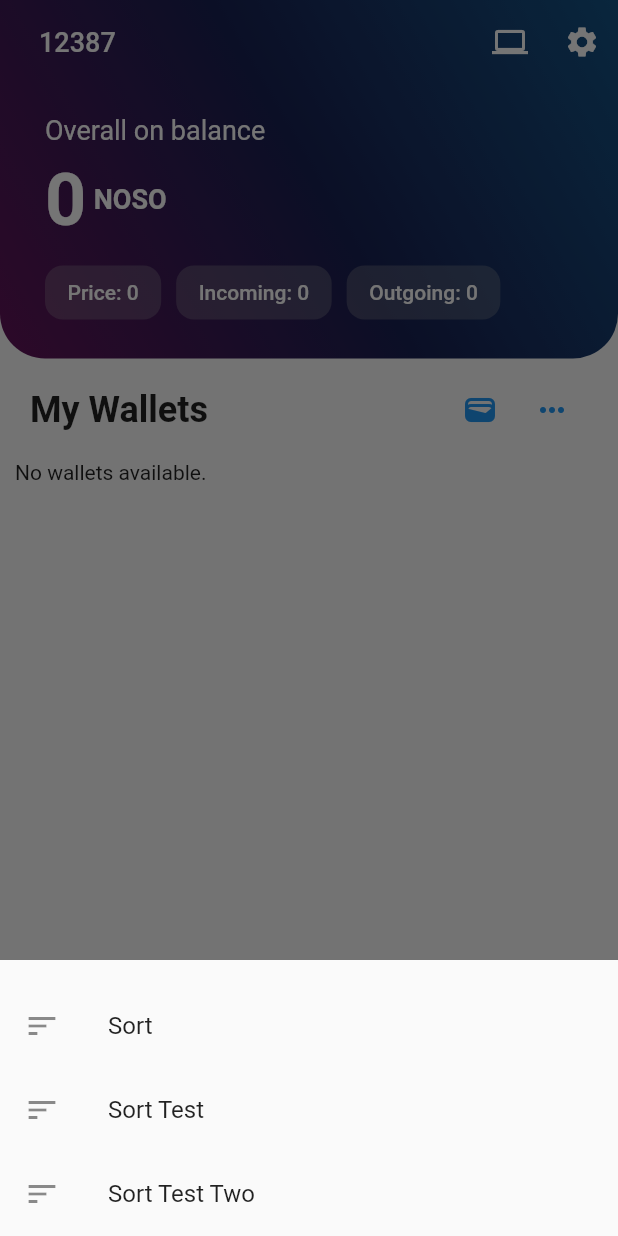
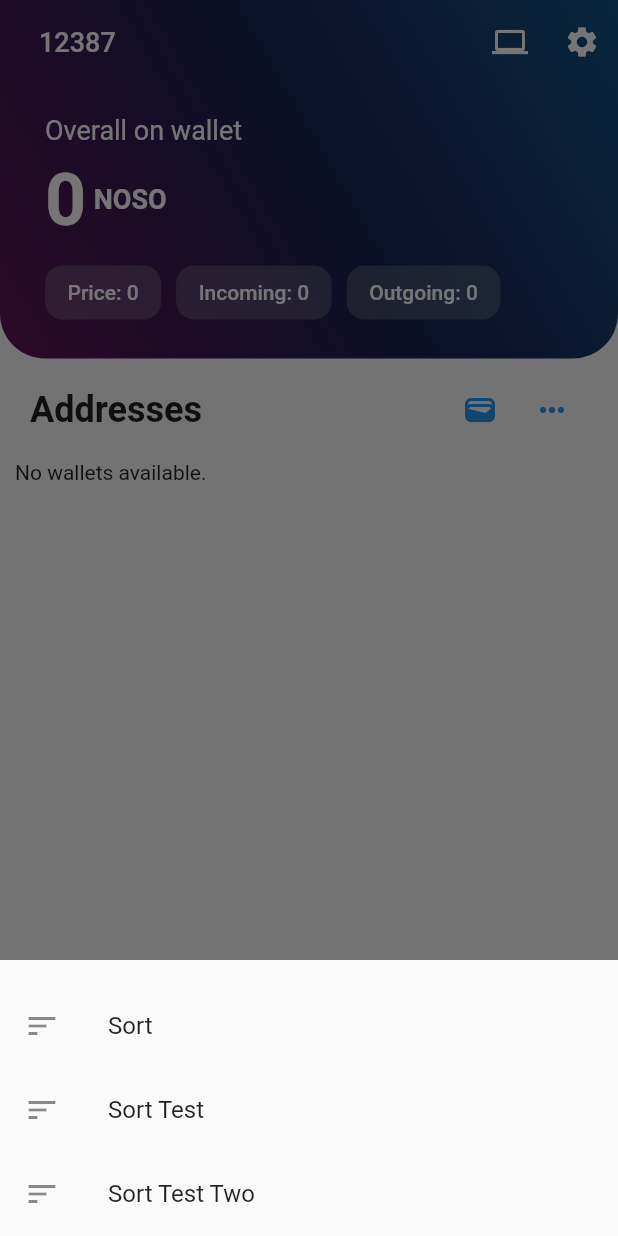
Before and after one commit to pasichDev/nososova, a Flutter app: the screen it shows after launch, after a tap on the "keyboard control" icon, on a phone screen of 412 x 824 dp. Run offline on Flutter 3.47's test engine with Material 2 defaults, Android fonts, the phone set to English and light mode, and no system bars; our stand-ins replace convert, drift, permission_handler, qr_flutter; missing offline and left inert: pointycastle, qr_code_scanner; accounts and stored records are empty; generated files the repository leaves out were written again.

Commit message:
bug fixes / added functionality

```diff
--- a/lib/database/database.dart
+++ b/lib/database/database.dart
@@ -2,28 +2,28 @@ import 'dart:io';
 
 import 'package:drift/drift.dart';
 import 'package:drift/native.dart';
-import 'package:nososova/database/models/wallets.dart';
+import 'package:nososova/database/models/address.dart';
 import 'package:path/path.dart' as p;
 import 'package:path_provider/path_provider.dart';
 
 part 'database.g.dart';
 
-@DriftDatabase(tables: [Wallets])
+@DriftDatabase(tables: [Addresses])
 class MyDatabase extends _$MyDatabase {
   MyDatabase() : super(_openConnection());
 
-  Future<List<Wallet>> getWalletList() async {
-    return await select(wallets).get();
+  Future<List<Address>> getWalletList() async {
+    return await select(addresses).get();
   }
 
-  Future<void> addWallet(Wallet wallet) async {
-    await into(wallets).insert(wallet);
+  Future<void> addWallet(Address addr) async {
+    await into(addresses).insert(addr);
   }
 
-  Future<int> deleteWallet(Wallet wallet) async {
+  Future<int> deleteWallet(Address addr) async {
     return await customUpdate(
       'DELETE FROM wallets WHERE hash = :hash',
-      variables: [Variable.withString(wallet.hash)],
+      variables: [Variable.withString(addr.hash)],
     );
   }
 
--- a/lib/database/models/wallets.dart
+++ b/lib/database/models/address.dart
@@ -1,7 +1,7 @@
 import 'package:drift/drift.dart';
 
-@DataClassName('Wallet')
-class Wallets extends Table {
+@DataClassName('Address')
+class Addresses extends Table {
   TextColumn get publicKey => text().withLength(min: 1, max: 100)();
   TextColumn get privateKey => text().withLength(min: 1, max: 100)();
   TextColumn get hash => text().withLength(min: 1, max: 100)();
--- a/lib/l10n/app_localizations.dart
+++ b/lib/l10n/app_localizations.dart
@@ -96,7 +96,7 @@ abstract class AppLocalizations {
   /// No description provided for @overallOnBalance.
   ///
   /// In en, this message translates to:
-  /// **'Overall on balance'**
+  /// **'Overall on wallet'**
   String get overallOnBalance;
 
   /// No description provided for @price.
@@ -120,7 +120,7 @@ abstract class AppLocalizations {
   /// No description provided for @wallets.
   ///
   /// In en, this message translates to:
-  /// **'Wallets'**
+  /// **'Wallet'**
   String get wallets;
 
   /// No description provided for @payments.
@@ -135,11 +135,11 @@ abstract class AppLocalizations {
   /// **'Node'**
   String get node;
 
-  /// No description provided for @myWallets.
+  /// No description provided for @myAddresses.
   ///
   /// In en, this message translates to:
-  /// **'My Wallets'**
-  String get myWallets;
+  /// **'Addresses'**
+  String get myAddresses;
 
   /// No description provided for @notImplemented.
   ///
@@ -168,7 +168,7 @@ abstract class AppLocalizations {
   /// No description provided for @genNewKeyPair.
   ///
   /// In en, this message translates to:
-  /// **'Generate new pair keys'**
+  /// **'Generate new address'**
   String get genNewKeyPair;
 
   /// No description provided for @scanQrCode.
@@ -194,6 +194,18 @@ abstract class AppLocalizations {
   /// In en, this message translates to:
   /// **'Recent transactions'**
   String get historyPayments;
+
+  /// No description provided for @titleScannerCode.
+  ///
+  /// In en, this message translates to:
+  /// **'Qr Code scanner'**
+  String get titleScannerCode;
+
+  /// No description provided for @descriptionScannerCode.
+  ///
+  /// In en, this message translates to:
+  /// **'Point the viewfinder at your QR Code'**
+  String get descriptionScannerCode;
 }
 
 class _AppLocalizationsDelegate extends LocalizationsDelegate<AppLocalizations> {
--- a/lib/l10n/app_localizations_en.dart
+++ b/lib/l10n/app_localizations_en.dart
@@ -5,7 +5,7 @@ class AppLocalizationsEn extends AppLocalizations {
   AppLocalizationsEn([String locale = 'en']) : super(locale);
 
   @override
-  String get overallOnBalance => 'Overall on balance';
+  String get overallOnBalance => 'Overall on wallet';
 
   @override
   String get price => 'Price';
@@ -17,7 +17,7 @@ class AppLocalizationsEn extends AppLocalizations {
   String get outgoing => 'Outgoing';
 
   @override
-  String get wallets => 'Wallets';
+  String get wallets => 'Wallet';
 
   @override
   String get payments => 'Payments';
@@ -26,7 +26,7 @@ class AppLocalizationsEn extends AppLocalizations {
   String get node => 'Node';
 
   @override
-  String get myWallets => 'My Wallets';
+  String get myAddresses => 'Addresses';
 
   @override
   String get notImplemented => 'The function is not implemented';
@@ -41,7 +41,7 @@ class AppLocalizationsEn extends AppLocalizations {
   String get export => 'Export';
 
   @override
-  String get genNewKeyPair => 'Generate new pair keys';
+  String get genNewKeyPair => 'Generate new address';
 
   @override
   String get scanQrCode => 'Scan QR Code';
@@ -54,4 +54,10 @@ class AppLocalizationsEn extends AppLocalizations {
 
   @override
   String get historyPayments => 'Recent transactions';
+
+  @override
+  String get titleScannerCode => 'Qr Code scanner';
+
+  @override
+  String get descriptionScannerCode => 'Point the viewfinder at your QR Code';
 }
--- a/lib/l10n/arb/app_en.arb
+++ b/lib/l10n/arb/app_en.arb
@@ -1,20 +1,22 @@
 {
-  "overallOnBalance": "Overall on balance",
+  "overallOnBalance": "Overall on wallet",
   "price": "Price",
   "incoming": "Incoming",
   "outgoing": "Outgoing",
-  "wallets": "Wallets",
+  "wallets": "Wallet",
   "payments": "Payments",
   "node": "Node",
-  "myWallets": "My Wallets",
+  "myAddresses": "Addresses",
   "notImplemented": "The function is not implemented",
   "newTitle": "New",
   "import": "Import",
   "export": "Export",
-  "genNewKeyPair": "Generate new pair keys",
+  "genNewKeyPair": "Generate new address",
   "scanQrCode": "Scan QR Code",
   "selectFilePkw": "Select file .pkw",
   "saveFilePkw": "Save to file .pkw",
-  "historyPayments": "Recent transactions"
+  "historyPayments": "Recent transactions",
+  "titleScannerCode": "Qr Code scanner",
+  "descriptionScannerCode": "Point the viewfinder at your QR Code"
 
 }
--- a/lib/pages/wallets/wallets_page.dart
+++ b/lib/pages/wallets/wallets_page.dart
@@ -8,9 +8,8 @@ import 'package:nososova/pages/wallets/screens/list_wallets.dart';
 import 'package:provider/provider.dart';
 
 class WalletsPage extends StatelessWidget {
-  WalletsPage({super.key});
+  const WalletsPage({super.key});
 
-  //AppDatabase database = AppDatabase();
 
   @override
   Widget build(BuildContext context) {
@@ -27,7 +26,7 @@ class WalletsPage extends StatelessWidget {
                   padding: const EdgeInsets.symmetric(
                       horizontal: 20.0, vertical: 10.0),
                   child: const HeaderMyWallets()),
-              ListWallets(),
+              const ListWallets(),
             ],
           ),
         );
@@ -45,7 +44,7 @@ class HeaderMyWallets extends StatelessWidget {
       mainAxisAlignment: MainAxisAlignment.spaceBetween,
       children: [
         Text(
-          AppLocalizations.of(context)!.myWallets,
+          AppLocalizations.of(context)!.myAddresses,
           style: const TextStyle(
             fontSize: 24.0,
             fontWeight: FontWeight.bold,
@@ -57,14 +56,12 @@ class HeaderMyWallets extends StatelessWidget {
                 icon: const Icon(Icons.wallet, color: Colors.blue),
                 onPressed: () {
                   _showBottomSheetAddMyWallets(context);
-              }
-            ),
+                }),
             IconButton(
                 icon: const Icon(Icons.more_horiz, color: Colors.blue),
                 onPressed: () {
                   _showBottomSheetMoreMyWallets(context);
-                }
-            ),
+                }),
           ],
         ),
       ],
@@ -76,7 +73,7 @@ void _showBottomSheetAddMyWallets(BuildContext context) {
   showModalBottomSheet(
     context: context,
     builder: (BuildContext context) {
-      return DialogAddWallet();
+      return const DialogAddAdress();
     },
   );
 }
```
Also changed, not shown: lib/database/models/address_object.dart (renamed from lib/database/models/wallet_object.dart, +4 -4 lines), lib/l10n/app_localizations_uk.dart (+10 -4 lines), lib/l10n/arb/app_uk.arb (+8 -5 lines), lib/noso/cripto.dart (+11 -15 lines), lib/pages/app_state.dart (+5 -5 lines), lib/pages/qr_scan_page.dart (+20 -23 lines), lib/pages/wallets/screens/dialogs/dialog_add_wallet.dart (+11 -13 lines), lib/pages/wallets/screens/dialogs/dialog_wallet_info.dart (+6 -6 lines), lib/pages/wallets/screens/item_wallet_tile.dart (+27 -20 lines), lib/pages/wallets/screens/list_wallets.dart (+10 -52 lines), lib/utils/utils.dart (added, +17 -0 lines), lib/database/database.g.dart. Lines whose indentation alone changed are shown as unchanged.
